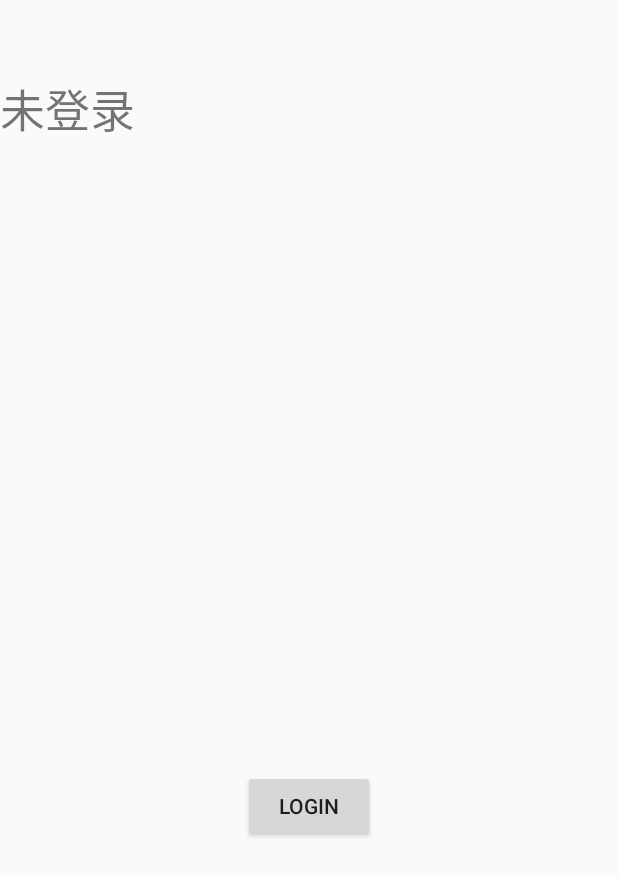
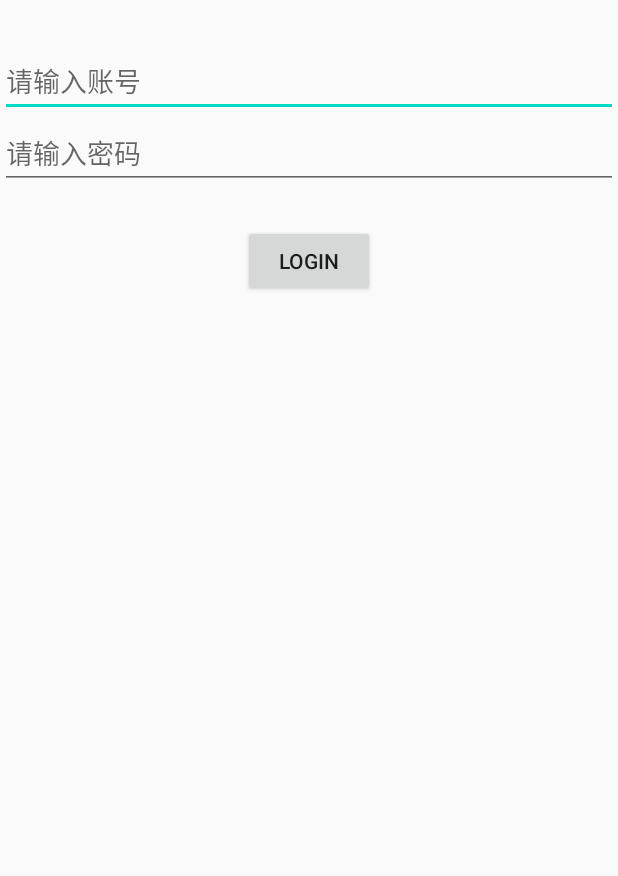
Before and after one commit to mzj-xk/WeatherApp, an Android app: the fragment LoginFragment shown on its own in the app's theme, on a phone screen of 412 x 824 dp. Shown: the top 876 px of the screen. Run offline under Robolectric (Android 15) with nearby library versions, the phone set to English and light mode, and no system bars; 1 statement that could not run was skipped.

Commit message:
完成了登录账户并且可以用RV显示保存的城市

```diff
--- a/app/src/main/java/com/android/weatherapp3/logic/model/Account.kt
+++ b/app/src/main/java/com/android/weatherapp3/ui/login/Account.kt
@@ -1,3 +1,3 @@
-package com.android.weatherapp3.logic.model
+package com.android.weatherapp3.ui.login
 
 data class Account(val userName: String, val passWord:String)
--- a/app/src/main/java/com/android/weatherapp3/ui/login/LoginFragment.kt
+++ b/app/src/main/java/com/android/weatherapp3/ui/login/LoginFragment.kt
@@ -1,11 +1,14 @@
 package com.android.weatherapp3.ui.login
 
+import android.content.Context
 import android.os.Bundle
+import android.util.Log
 import android.view.LayoutInflater
 import android.view.View
 import android.view.ViewGroup
 import androidx.fragment.app.Fragment
 import androidx.lifecycle.ViewModelProviders
+import androidx.recyclerview.widget.LinearLayoutManager
 import com.android.weatherapp3.R
 import kotlinx.android.synthetic.main.login.*
 
@@ -13,26 +16,76 @@ class LoginFragment : Fragment() {
 
     private val viewModel by lazy { ViewModelProviders.of(this).get(LoginViewModel::class.java) }
 
-//    private lateinit var adapter: PlaceAdapter
+    private lateinit var adapter: PlaceAdapter
 
     override fun onCreateView(
         inflater: LayoutInflater,
         container: ViewGroup?,
         savedInstanceState: Bundle?
     ): View? {
-//        activity?.window?.statusBarColor = Color.BLUE
         return inflater.inflate(R.layout.login, container, false)
     }
 
     override fun onActivityCreated(savedInstanceState: Bundle?) {
         super.onActivityCreated(savedInstanceState)
+        val layoutManager = LinearLayoutManager(activity)
+        savePlaceRv.layoutManager = layoutManager
+        adapter = PlaceAdapter(this, viewModel.placeList)
+        savePlaceRv.adapter = adapter
+        activity?.getSharedPreferences("account", Context.MODE_PRIVATE)?.also{
+            val userName = it.getString("userName", null)
+            val passWord = it.getString("passWord", null)
+            if (userName != null && passWord != null) {
+                viewModel.loginAccount(userName, passWord)
+                viewModel.changeIsLogin(true)
+            } else {
+                viewModel.changeIsLogin(false)
+            }
+        }
+
+        //  注销登录
+        logout.setOnClickListener {
+            val logout = activity?.getSharedPreferences("account", Context.MODE_PRIVATE)?.edit()
+            logout?.clear()
+            logout?.apply()
+            viewModel.changeIsLogin(false)
+        }
+
+
         login.setOnClickListener {
             viewModel.loginAccount("0001","123456")
         }
+
+        //  如果未登录就显示登录框
+        viewModel.isLogin.observe(this, {
+            if (it) {
+                before.visibility = View.GONE
+                after.visibility = View.VISIBLE
+            } else {
+                before.visibility = View.VISIBLE
+                after.visibility = View.GONE
+            }
+
+        })
+
+        activity?.getSharedPreferences("account", Context.MODE_PRIVATE)
         viewModel.user.observe(this, {
-            val login = it.getOrNull()
-            if (login != null) {
-                textView.text = "${login[0].address } \n ${login[0].lat} \n ${login[0].lng}"
+            val places = it.getOrNull()
+            if (places != null) {
+
+                //保存登录状态
+                val account =
+                    activity?.getSharedPreferences("account", Context.MODE_PRIVATE)?.edit()
+                account?.apply {
+                    putString("userName", "0001")
+                    putString("passWord", "123456")
+                    apply()
+                }
+                viewModel.changeIsLogin(true)
+                viewModel.placeList.clear()
+                viewModel.placeList.addAll(places)
+                Log.d("GET",places.toString())
+                adapter.notifyDataSetChanged()
             }
         })
     }
--- a/app/src/main/java/com/android/weatherapp3/ui/login/LoginViewModel.kt
+++ b/app/src/main/java/com/android/weatherapp3/ui/login/LoginViewModel.kt
@@ -4,12 +4,16 @@ import androidx.lifecycle.MutableLiveData
 import androidx.lifecycle.Transformations
 import androidx.lifecycle.ViewModel
 import com.android.weatherapp3.logic.Repository
-import com.android.weatherapp3.logic.model.Account
+import com.android.weatherapp3.ui.login.Account
 import com.android.weatherapp3.logic.model.LoginResponse.Place
 
 class LoginViewModel : ViewModel() {
 
     private val loginLiveData = MutableLiveData<Account>()
+
+    //  判断是否为登录状态
+
+    val isLogin = MutableLiveData(false)
 
     val placeList = ArrayList<Place>()
 
@@ -20,4 +24,8 @@ class LoginViewModel : ViewModel() {
     fun loginAccount(userName: String, passWord: String) {
         loginLiveData.value = Account(userName, passWord)
     }
+
+    fun changeIsLogin(boolean: Boolean) {
+        isLogin.value = boolean
+    }
 }
--- /dev/null
+++ b/app/src/main/java/com/android/weatherapp3/ui/login/PlaceAdapter.kt
@@ -0,0 +1,51 @@
+package com.android.weatherapp3.ui.login
+
+import android.content.Intent
+import android.view.LayoutInflater
+import android.view.View
+import android.view.ViewGroup
+import android.widget.TextView
+import androidx.fragment.app.Fragment
+import androidx.recyclerview.widget.RecyclerView
+import com.android.weatherapp3.R
+import com.android.weatherapp3.logic.model.LoginResponse
+import com.android.weatherapp3.ui.MainActivity
+
+class PlaceAdapter (private val fragment: Fragment, private val placeList: List<LoginResponse.Place>):
+        RecyclerView.Adapter<PlaceAdapter.ViewHolder>(){
+
+    inner class ViewHolder(view: View): RecyclerView.ViewHolder(view){
+        val placeName: TextView = view.findViewById(R.id.placeName)
+        val placeAddress: TextView = view.findViewById(R.id.placeAddress)
+    }
+
+    override fun onCreateViewHolder(parent: ViewGroup, viewType: Int): ViewHolder {
+        val view = LayoutInflater.from(parent.context)
+            .inflate(R.layout.place_item, parent, false)
+        val holder =ViewHolder(view)
+        holder.itemView.setOnClickListener {
+            val position = holder.adapterPosition
+            val place = placeList[position]
+            val intent = Intent(parent.context, MainActivity::class.java).apply {
+                putExtra("fromPlaceFragment",true)
+                putExtra("placeName",place.address)
+                putExtra("lat",place.lat)
+                putExtra("lng",place.lng)
+            }
+
+            fragment.startActivity(intent)
+
+        }
+        return holder
+    }
+
+    override fun onBindViewHolder(holder: ViewHolder, position: Int) {
+        val place = placeList[position]
+//        holder.placeName.text = place.placeName
+        holder.placeName.text = place.address
+    }
+
+    override fun getItemCount() = placeList.size
+
+
+}
--- a/app/src/main/java/com/android/weatherapp3/ui/place/PlaceFragment.kt
+++ b/app/src/main/java/com/android/weatherapp3/ui/place/PlaceFragment.kt
@@ -3,6 +3,7 @@ package com.android.weatherapp3.ui.place
 import android.graphics.Color
 import android.os.Bundle
 import android.text.Editable
+import android.util.Log
 import android.view.LayoutInflater
 import android.view.View
 import android.view.ViewGroup
@@ -55,6 +56,7 @@ class PlaceFragment : Fragment(){
 //                bgImageView.visibility = View.GONE
                 viewModel.placeList.clear()
                 viewModel.placeList.addAll(places)
+                Log.d("GET",places.toString())
                 adapter.notifyDataSetChanged()
             } else {
                Toast.makeText(activity, "未能查询到任何地点", Toast.LENGTH_SHORT).show()
--- a/app/src/main/res/layout/login.xml
+++ b/app/src/main/res/layout/login.xml
@@ -3,27 +3,96 @@
     xmlns:android="http://schemas.android.com/apk/res/android"
     xmlns:app="http://schemas.android.com/apk/res-auto"
     android:layout_width="match_parent"
-    android:layout_height="match_parent">
+    android:layout_height="match_parent"
+    android:id="@+id/loginFragmentLayout">
 
-    <TextView
-        android:layout_marginTop="50dp"
-        android:id="@+id/textView"
+    <androidx.constraintlayout.widget.ConstraintLayout
+        android:layout_marginTop="30dp"
+        android:id="@+id/loginLayout"
         android:layout_width="match_parent"
-        android:layout_height="200dp"
-        android:text="未登录"
-        android:textSize="30dp"
+        android:layout_height="wrap_content"
+        app:layout_constraintEnd_toEndOf="parent"
+        app:layout_constraintStart_toStartOf="parent"
+        app:layout_constraintTop_toTopOf="parent">
+
+        <androidx.constraintlayout.widget.ConstraintLayout
+            android:id="@+id/before"
+            android:layout_width="match_parent"
+            android:layout_height="wrap_content"
+            app:layout_constraintEnd_toEndOf="parent"
+            app:layout_constraintStart_toStartOf="parent"
+            app:layout_constraintTop_toTopOf="parent"
+            android:visibility="gone">
+
+            <EditText
+                android:id="@+id/userNameEt"
+                android:layout_width="match_parent"
+                android:layout_height="wrap_content"
+                android:hint="请输入账号"
                 app:layout_constraintEnd_toEndOf="parent"
                 app:layout_constraintStart_toStartOf="parent"
                 app:layout_constraintTop_toTopOf="parent" />
+
+            <EditText
+                android:id="@+id/passWordEt"
+                android:layout_width="match_parent"
+                android:layout_height="wrap_content"
+                android:hint="请输入密码"
+                app:layout_constraintTop_toBottomOf="@+id/userNameEt" />
 
             <Button
                 android:id="@+id/login"
                 android:layout_width="wrap_content"
                 android:layout_height="wrap_content"
+                android:layout_marginTop="24dp"
                 android:text="login"
-        app:layout_constraintBottom_toBottomOf="parent"
                 app:layout_constraintEnd_toEndOf="parent"
                 app:layout_constraintStart_toStartOf="parent"
-        app:layout_constraintTop_toBottomOf="@+id/textView" />
+                app:layout_constraintTop_toBottomOf="@+id/passWordEt" />
+
+
+
 
         </androidx.constraintlayout.widget.ConstraintLayout>
+
+        <androidx.constraintlayout.widget.ConstraintLayout
+            android:layout_width="match_parent"
+            android:layout_height="wrap_content"
+            app:layout_constraintEnd_toEndOf="parent"
+            app:layout_constraintStart_toStartOf="parent"
+            app:layout_constraintTop_toTopOf="parent"
+            android:id="@+id/after"
+            android:visibility="gone">
+
+        <TextView
+            android:id="@+id/afterTv"
+            android:layout_width="wrap_content"
+            android:layout_height="wrap_content"
+            android:text="登录成功 下面是已收藏的地点"
+            app:layout_constraintHorizontal_bias="0.0"
+            app:layout_constraintStart_toStartOf="parent"
+            app:layout_constraintTop_toTopOf="parent" />
+
+            <Button
+                android:id="@+id/logout"
+                android:layout_width="wrap_content"
+                android:layout_height="wrap_content"
+                android:text="注销"
+                app:layout_constraintEnd_toEndOf="parent"
+                app:layout_constraintTop_toTopOf="parent" />
+
+
+            <androidx.recyclerview.widget.RecyclerView
+                android:layout_marginTop="50dp"
+                android:id="@+id/savePlaceRv"
+                android:layout_width="match_parent"
+                android:layout_height="wrap_content"
+                app:layout_constraintTop_toBottomOf="@+id/logout"/>
+
+
+        </androidx.constraintlayout.widget.ConstraintLayout>
+
+
+    </androidx.constraintlayout.widget.ConstraintLayout>
+
+</androidx.constraintlayout.widget.ConstraintLayout>
```
Lines whose indentation alone changed are shown as unchanged.
